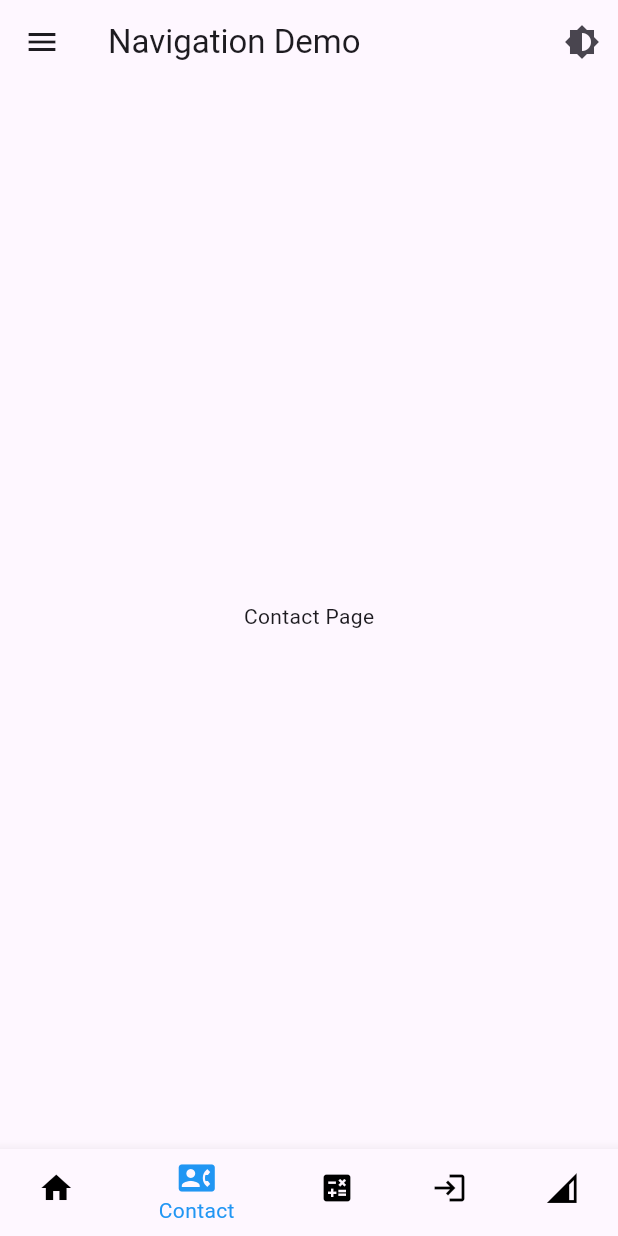
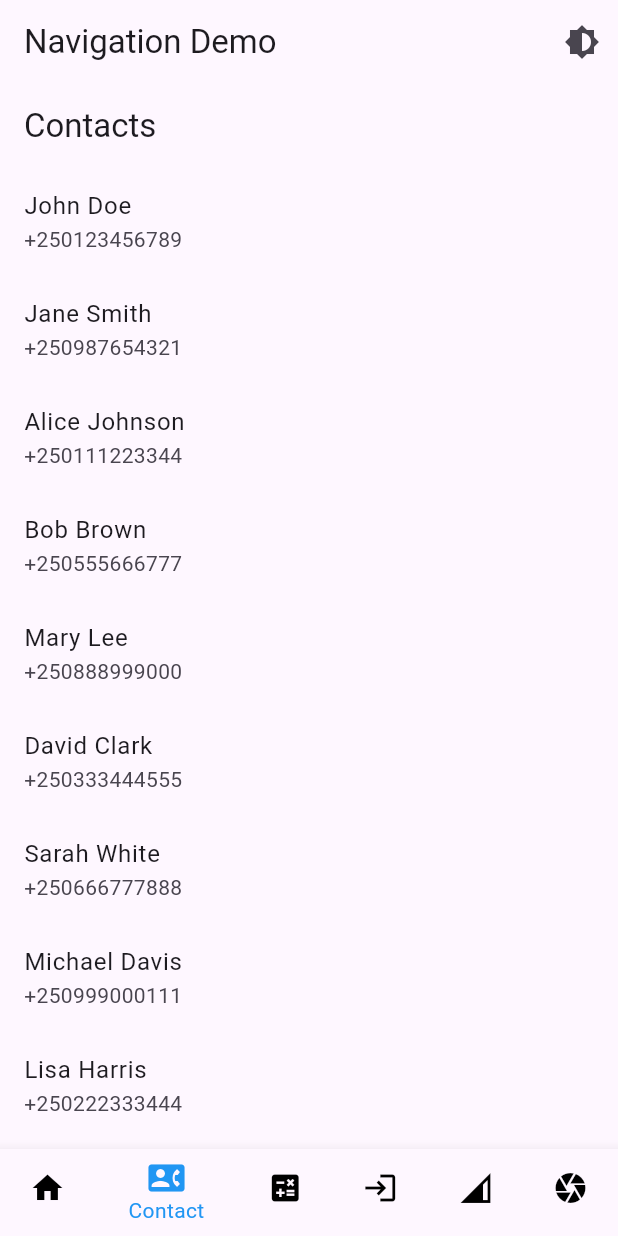
Before and after one commit to PrinceMUGABE/mobile-app-fourth-assignment, a Flutter app: the screen it shows after launch, item 2 of the bottom bar chosen, on a phone screen of 412 x 824 dp. Run offline on Flutter 3.47's test engine with Material 3 defaults, Android fonts, the phone set to English and light mode, and no system bars; our stand-ins replace camera, connectivity.

Commit message:
fourth commit

```diff
--- /dev/null
+++ b/lib/contact.dart
@@ -0,0 +1,40 @@
+import 'package:flutter/material.dart';
+
+class ContactPage extends StatefulWidget {
+  @override
+  _ContactPageState createState() => _ContactPageState();
+}
+
+class _ContactPageState extends State<ContactPage> {
+  List<Map<String, String>> _contacts = [
+    {'name': 'John Doe', 'phone': '+250123456789'},
+    {'name': 'Jane Smith', 'phone': '+250987654321'},
+    {'name': 'Alice Johnson', 'phone': '+250111223344'},
+    {'name': 'Bob Brown', 'phone': '+250555666777'},
+    {'name': 'Mary Lee', 'phone': '+250888999000'},
+    {'name': 'David Clark', 'phone': '+250333444555'},
+    {'name': 'Sarah White', 'phone': '+250666777888'},
+    {'name': 'Michael Davis', 'phone': '+250999000111'},
+    {'name': 'Lisa Harris', 'phone': '+250222333444'},
+    {'name': 'Paul Martinez', 'phone': '+250777888999'},
+  ];
+
+  @override
+  Widget build(BuildContext context) {
+    return Scaffold(
+      appBar: AppBar(
+        title: Text('Contacts'),
+      ),
+      body: ListView.builder(
+        itemCount: _contacts.length,
+        itemBuilder: (context, index) {
+          final contact = _contacts[index];
+          return ListTile(
+            title: Text(contact['name'] ?? ''),
+            subtitle: Text(contact['phone'] ?? ''),
+          );
+        },
+      ),
+    );
+  }
+}
--- a/lib/main.dart
+++ b/lib/main.dart
@@ -1,8 +1,9 @@
-// Import necessary dependencies
+import 'package:flutter/material.dart';
 import 'package:calculator/login.dart';
 import 'package:calculator/network.dart';
-import 'package:flutter/material.dart';
+import 'package:calculator/camera.dart'; // Import your camera page
 import 'package:calculator/Calculator_screen.dart';
+import 'package:calculator/contact.dart'; // Import your contact page
 
 void main() {
   runApp(MyApp());
@@ -27,51 +28,27 @@ class _HomeScreenState extends State<HomeScreen> {
   int _selectedIndex = 0;
   bool isDarkMode = false;
 
+  // Define widget options for the bottom navigation bar
   static List<Widget> _widgetOptions = <Widget>[
     Text('Home Page'),
-    Text('Contact Page'),
-    CalculatorScreen(), // Include CalculatorScreen widget
-    LoginPage(), // Include your login page
-    NetworkPage(), // Include your network page
+    ContactPage(),
+    // Updated to navigate to ContactPage
+    CalculatorScreen(),
+    LoginPage(),
+    NetworkPage(),
+    CameraPage(), // Include your camera page
   ];
 
   void _onItemTapped(int index) {
     setState(() {
       _selectedIndex = index;
     });
-    if (index == 3) {
-      // If login option is clicked
-      Navigator.push(
-        context,
-        MaterialPageRoute(builder: (context) => LoginPage()),
-      );
-    }
   }
 
   void toggleTheme() {
     setState(() {
       isDarkMode = !isDarkMode;
     });
-  }
-
-  void _onDrawerItemTapped(int index) {
-    setState(() {
-      _selectedIndex = index;
-      Navigator.pop(context); // Close the drawer after item selection
-    });
-    if (index == 3) {
-      // If login option is clicked
-      Navigator.push(
-        context,
-        MaterialPageRoute(builder: (context) => LoginPage()),
-      );
-    } else if (index == 4) {
-      // If network option is clicked
-      Navigator.push(
-        context,
-        MaterialPageRoute(builder: (context) => NetworkPage()),
-      );
-    }
   }
 
   @override
@@ -89,77 +66,6 @@ class _HomeScreenState extends State<HomeScreen> {
               },
             ),
           ],
-        ),
-        drawer: Drawer(
-          child: ListView(
-            padding: EdgeInsets.zero,
-            children: <Widget>[
-              DrawerHeader(
-                child: Text(
-                  'Options',
-                  style: TextStyle(color: Colors.white, fontSize: 24),
-                ),
-                decoration: BoxDecoration(
-                  color: isDarkMode ? Colors.black : Colors.blue,
-                ),
-              ),
-              ListTile(
-                title: Text('Home'),
-                onTap: () {
-                  _onDrawerItemTapped(0);
-                },
-                selected: _selectedIndex == 0,
-                tileColor: _selectedIndex == 0 ? Colors.blue : null,
-                selectedTileColor: Colors.blue,
-                leading: Icon(Icons.home,
-                    color: _selectedIndex == 0 ? Colors.blue : _getIconColor()),
-              ),
-              ListTile(
-                title: Text('Contact'),
-                onTap: () {
-                  _onDrawerItemTapped(1);
-                },
-                selected: _selectedIndex == 1,
-                tileColor: _selectedIndex == 1 ? Colors.blue : null,
-                selectedTileColor: Colors.blue,
-                leading: Icon(Icons.contact_phone,
-                    color: _selectedIndex == 1 ? Colors.blue : _getIconColor()),
-              ),
-              ListTile(
-                title: Text('Calculator'),
-                onTap: () {
-                  _onDrawerItemTapped(2);
-                },
-                selected: _selectedIndex == 2,
-                tileColor: _selectedIndex == 2 ? Colors.blue : null,
-                selectedTileColor: Colors.blue,
-                leading: Icon(Icons.calculate,
-                    color: _selectedIndex == 2 ? Colors.blue : _getIconColor()),
-              ),
-              ListTile(
-                title: Text('Login'),
-                onTap: () {
-                  _onDrawerItemTapped(3);
-                },
-                selected: _selectedIndex == 3,
-                tileColor: _selectedIndex == 3 ? Colors.blue : null,
-                selectedTileColor: Colors.blue,
-                leading: Icon(Icons.login,
-                    color: _selectedIndex == 3 ? Colors.blue : _getIconColor()),
-              ),
-              ListTile(
-                title: Text('Network'),
-                onTap: () {
-                  _onDrawerItemTapped(4);
-                },
-                selected: _selectedIndex == 4,
-                tileColor: _selectedIndex == 4 ? Colors.blue : null,
-                selectedTileColor: Colors.blue,
-                leading: Icon(Icons.network_cell,
-                    color: _selectedIndex == 4 ? Colors.blue : _getIconColor()),
-              ),
-            ],
-          ),
         ),
         body: Center(
           child: _widgetOptions.elementAt(_selectedIndex),
@@ -186,6 +92,10 @@ class _HomeScreenState extends State<HomeScreen> {
               icon: Icon(Icons.network_cell),
               label: 'Network',
             ),
+            BottomNavigationBarItem(
+              icon: Icon(Icons.camera), // Camera icon
+              label: 'Camera', // Camera label
+            ),
           ],
           currentIndex: _selectedIndex,
           selectedItemColor: Colors.blue,
```
Also changed, not shown: lib/camera.dart (added, +73 -0 lines), pubspec.yaml (+7 -1 lines), pubspec.lock, 5 other files.
